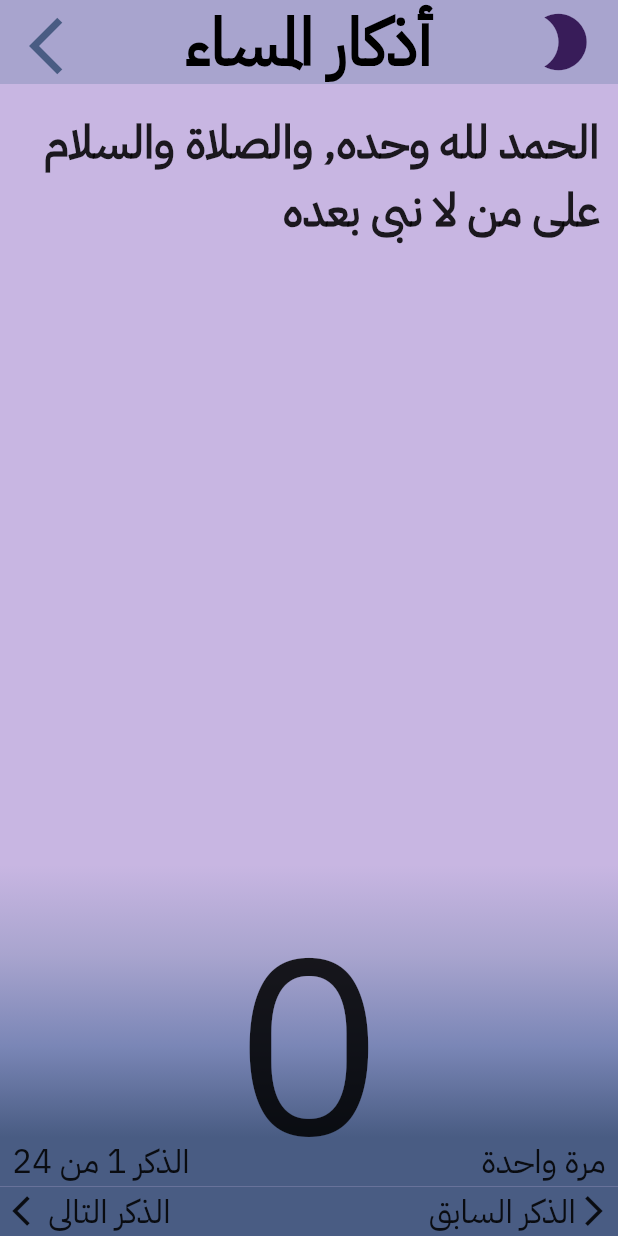
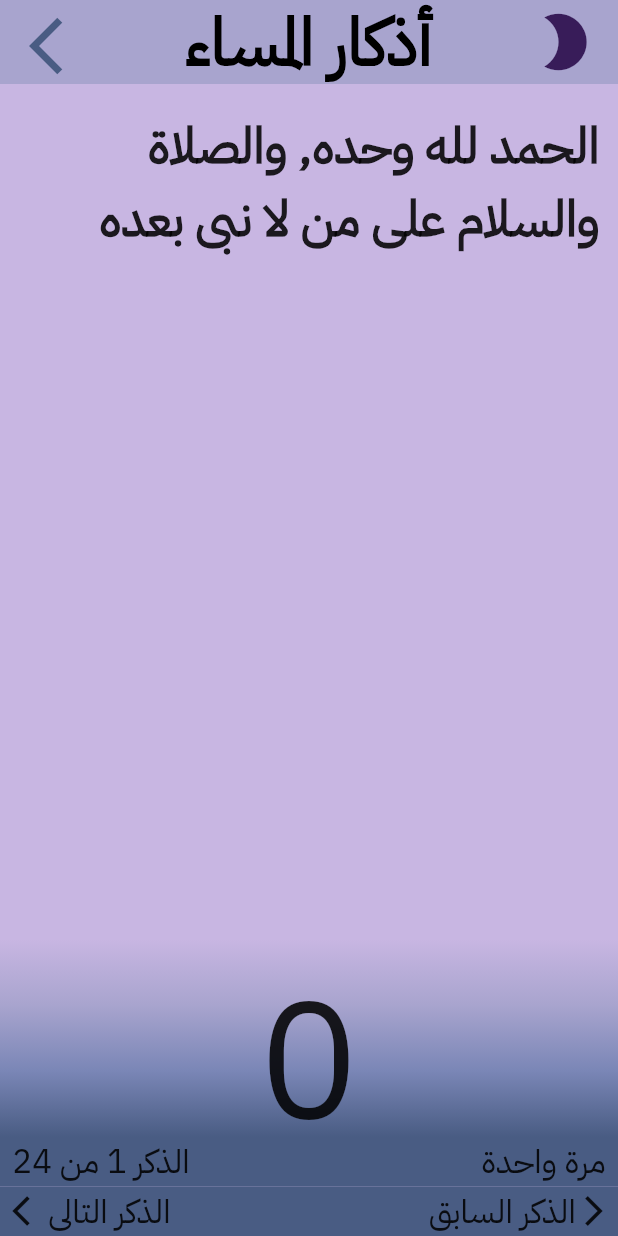
Before and after one commit to YosophAhmed/azkarApp, a Flutter app: the screen it shows after launch, after a tap on "أذكار المساء", on a phone screen of 412 x 824 dp. Run offline on Flutter 3.47's test engine with Material 2 defaults, Android fonts, the phone set to English and light mode, and no system bars; our stand-ins replace sizer.

Commit message:
Latest Commit

```diff
--- a/lib/pages/widgets/custom_home_card.dart
+++ b/lib/components/home_card.dart
@@ -3,20 +3,17 @@ import 'package:sizer/sizer.dart';
 import 'package:azkar/models/home_card_model.dart';
 
 class HomeCard extends StatelessWidget {
-
   final HomeCardModel homeCardModel;
-  final Function() onTap;
 
   const HomeCard({
     Key? key,
     required this.homeCardModel,
-    required this.onTap,
   }) : super(key: key);
 
   @override
   Widget build(BuildContext context) {
     return GestureDetector(
-      onTap: onTap,
+      onTap: homeCardModel.onTap,
       child: Container(
         height: 40.h,
         width: double.infinity,
--- a/lib/components/zekr_item.dart
+++ b/lib/components/zekr_item.dart
@@ -1,4 +1,5 @@
 import 'package:azkar/models/zekr.dart';
+import 'package:azkar/pages/widgets/bottom_zekr_item.dart';
 import 'package:flutter/material.dart';
 import 'package:sizer/sizer.dart';
 
@@ -31,7 +32,7 @@ class _ZekrItemState extends State<ZekrItem> {
       children: [
         Container(
           padding: EdgeInsets.fromLTRB(1.w,1.h,1.w,0),
-          height: 50.h,
+          height: 60.h,
           width: double.infinity,
           child: SingleChildScrollView(
             child: Padding(
@@ -39,9 +40,8 @@ class _ZekrItemState extends State<ZekrItem> {
               child: Text(
                 widget.zekr.content,
                 style: TextStyle(
-                  fontSize: 22.sp,
+                  fontSize: 24.sp,
                   fontWeight: FontWeight.bold,
-                  fontFamily: 'IBMPlexSansArabic',
                 ),
                 textAlign: TextAlign.right,
               ),
@@ -61,7 +61,7 @@ class _ZekrItemState extends State<ZekrItem> {
           },
           child: Container(
             alignment: Alignment.center,
-            height: 22.h,
+            height: 16.h,
             width: double.infinity,
             decoration: BoxDecoration(
               gradient: LinearGradient(
@@ -78,38 +78,15 @@ class _ZekrItemState extends State<ZekrItem> {
             child: Text(
               '$counter',
               style: TextStyle(
-                fontSize: 120.sp,
+                fontSize: 80.sp,
               ),
             ),
           ),
         ),
-        Container(
+        BottomZekrItem(
           color: widget.containerColor4,
-          child: Row(
-            mainAxisAlignment: MainAxisAlignment.spaceBetween,
-            children: [
-              Padding(
-                padding: EdgeInsets.only(left: 2.w),
-                child: Text(
-                  widget.zekr.zekrNumber,
-                  style: TextStyle(
-                    fontSize: 16.sp,
-                    fontFamily: 'IBMPlexSansArabic',
-                  ),
-                ),
-              ),
-              Padding(
-                padding: EdgeInsets.only(right: 2.w),
-                child: Text(
-                  widget.zekr.zekrCounter,
-                  style: TextStyle(
-                    fontSize: 16.sp,
-                    fontFamily: 'IBMPlexSansArabic',
-                  ),
-                ),
-              ),
-            ],
-          ),
+          zekrNumber: widget.zekr.zekrNumber,
+          zekrCounter: widget.zekr.zekrCounter,
         ),
       ],
     );
--- a/lib/main.dart
+++ b/lib/main.dart
@@ -18,6 +18,7 @@ class AzkarApp extends StatelessWidget {
         return MaterialApp(
           debugShowCheckedModeBanner: false,
           theme: ThemeData(
+            primarySwatch: Colors.blueGrey,
             fontFamily: 'IBMPlexSansArabic',
           ),
           initialRoute: HomePage.routeName,
--- a/lib/models/home_card_model.dart
+++ b/lib/models/home_card_model.dart
@@ -1,6 +1,8 @@
 import 'package:flutter/material.dart';
 
 class HomeCardModel {
+  final void Function() onTap;
+
   final Color color1;
   final Color color2;
   final Color color3;
@@ -13,6 +15,7 @@ class HomeCardModel {
 
   const HomeCardModel({
     Key? key,
+    required this.onTap,
     required this.color1,
     required this.color2,
     required this.color3,
--- a/lib/pages/morning_page.dart
+++ b/lib/pages/morning_page.dart
@@ -1,12 +1,18 @@
 import 'package:azkar/components/zekr_item.dart';
 import 'package:azkar/constants/colors.dart';
+import 'package:azkar/models/zekr.dart';
+import 'package:azkar/pages/widgets/custom_buttom_bar.dart';
 import 'package:flutter/material.dart';
 import 'package:sizer/sizer.dart';
-import '../models/zekr.dart';
 
 class MorningPage extends StatelessWidget {
   static const String routeName = 'MorningPage';
-  final List<Zekr> morningAzkar = const [
+
+  const MorningPage({Key? key}) : super(key: key);
+
+  @override
+  Widget build(BuildContext context) {
+    const List<Zekr> morningAzkar =  [
       Zekr(
         content: 'الحمد لله وحده, والصلاة والسلام على من لا نبى بعده',
         zekrNumber: 'الذكر 1 من 25',
@@ -175,11 +181,6 @@ class MorningPage extends StatelessWidget {
         contentCounter: 10,
       ),
     ];
-
-  const MorningPage({Key? key}) : super(key: key);
-
-  @override
-  Widget build(BuildContext context) {
     return Scaffold(
       backgroundColor: morningColor1,
       appBar: AppBar(
@@ -230,40 +231,7 @@ class MorningPage extends StatelessWidget {
               reverse: true,
             ),
           ),
-          Container(
-            color: morningColor4,
-            child: Row(
-              children: [
-                Padding(
-                  padding: EdgeInsets.only(left: 2.w),
-                  child: const Icon(
-                    Icons.arrow_back_ios,
-                  ),
-                ),
-                Text(
-                  'الذكر التالى',
-                  style: TextStyle(
-                    fontSize: 16.sp,
-                    fontFamily: 'IBMPlexSansArabic',
-                  ),
-                ),
-                const Spacer(),
-                Text(
-                  'الذكر السابق',
-                  style: TextStyle(
-                    fontSize: 16.sp,
-                    fontFamily: 'IBMPlexSansArabic',
-                  ),
-                ),
-                Padding(
-                  padding: EdgeInsets.only(right: 1.w),
-                  child: const Icon(
-                    Icons.arrow_forward_ios,
-                  ),
-                ),
-              ],
-            ),
-          ),
+          const CustomBottomBar(color: morningColor4),
         ],
       ),
     );
--- a/lib/pages/night_page.dart
+++ b/lib/pages/night_page.dart
@@ -1,13 +1,18 @@
+import 'package:azkar/components/zekr_item.dart';
 import 'package:azkar/constants/colors.dart';
+import 'package:azkar/models/zekr.dart';
+import 'package:azkar/pages/widgets/custom_buttom_bar.dart';
 import 'package:flutter/material.dart';
 import 'package:sizer/sizer.dart';
 
-import '../components/zekr_item.dart';
-import '../models/zekr.dart';
-
 class NightPage extends StatelessWidget {
   static const String routeName = 'NightPage';
-  final List<Zekr> nightAzkar = const [
+
+  const NightPage({Key? key}) : super(key: key);
+
+  @override
+  Widget build(BuildContext context) {
+    const List<Zekr> nightAzkar = [
       Zekr(
         content: 'الحمد لله وحده, والصلاة والسلام على من لا نبى بعده',
         zekrNumber: 'الذكر 1 من 24',
@@ -170,10 +175,6 @@ class NightPage extends StatelessWidget {
       ),
     ];
 
-  const NightPage({Key? key}) : super(key: key);
-
-  @override
-  Widget build(BuildContext context) {
     return Scaffold(
       backgroundColor: nightColor1,
       appBar: AppBar(
@@ -225,40 +226,7 @@ class NightPage extends StatelessWidget {
               reverse: true,
             ),
           ),
-          Container(
-            color: nightColor4,
-            child: Row(
-              children: [
-                Padding(
-                  padding: EdgeInsets.only(left: 2.w),
-                  child: const Icon(
-                    Icons.arrow_back_ios,
-                  ),
-                ),
-                Text(
-                  'الذكر التالى',
-                  style: TextStyle(
-                    fontSize: 16.sp,
-                    fontFamily: 'IBMPlexSansArabic',
-                  ),
-                ),
-                const Spacer(),
-                Text(
-                  'الذكر السابق',
-                  style: TextStyle(
-                    fontSize: 16.sp,
-                    fontFamily: 'IBMPlexSansArabic',
-                  ),
-                ),
-                Padding(
-                  padding: EdgeInsets.only(right: 1.w),
-                  child: const Icon(
-                    Icons.arrow_forward_ios,
-                  ),
-                ),
-              ],
-            ),
-          ),
+          const CustomBottomBar(color: nightColor4),
         ],
       ),
     );
--- /dev/null
+++ b/lib/pages/widgets/bottom_zekr_item.dart
@@ -0,0 +1,45 @@
+import 'package:flutter/cupertino.dart';
+import 'package:sizer/sizer.dart';
+
+class BottomZekrItem extends StatelessWidget {
+  final Color color;
+  final String zekrNumber;
+  final String zekrCounter;
+
+  const BottomZekrItem({
+    Key? key,
+    required this.color,
+    required this.zekrNumber,
+    required this.zekrCounter,
+  }) : super(key: key);
+
+  @override
+  Widget build(BuildContext context) {
+    return Container(
+      color: color,
+      child: Row(
+        mainAxisAlignment: MainAxisAlignment.spaceBetween,
+        children: [
+          Padding(
+            padding: EdgeInsets.only(left: 2.w),
+            child: Text(
+              zekrNumber,
+              style: TextStyle(
+                fontSize: 16.sp,
+              ),
+            ),
+          ),
+          Padding(
+            padding: EdgeInsets.only(right: 2.w),
+            child: Text(
+              zekrCounter,
+              style: TextStyle(
+                fontSize: 16.sp,
+              ),
+            ),
+          ),
+        ],
+      ),
+    );
+  }
+}
--- /dev/null
+++ b/lib/pages/widgets/custom_buttom_bar.dart
@@ -0,0 +1,49 @@
+import 'package:flutter/material.dart';
+import 'package:sizer/sizer.dart';
+
+class CustomBottomBar extends StatelessWidget {
+  final Color color;
+
+  const CustomBottomBar({
+    Key? key,
+    required this.color,
+  }) : super(key: key);
+
+  @override
+  Widget build(BuildContext context) {
+    return Container(
+      color: color,
+      child: Row(
+        children: [
+          Padding(
+            padding: EdgeInsets.only(left: 2.w),
+            child: const Icon(
+              Icons.arrow_back_ios,
+            ),
+          ),
+          Text(
+            'الذكر التالى',
+            style: TextStyle(
+              fontSize: 16.sp,
+              fontFamily: 'IBMPlexSansArabic',
+            ),
+          ),
+          const Spacer(),
+          Text(
+            'الذكر السابق',
+            style: TextStyle(
+              fontSize: 16.sp,
+              fontFamily: 'IBMPlexSansArabic',
+            ),
+          ),
+          Padding(
+            padding: EdgeInsets.only(right: 1.w),
+            child: const Icon(
+              Icons.arrow_forward_ios,
+            ),
+          ),
+        ],
+      ),
+    );
+  }
+}
--- a/lib/pages/widgets/home_body.dart
+++ b/lib/pages/widgets/home_body.dart
@@ -1,17 +1,25 @@
+import 'package:azkar/components/home_card.dart';
 import 'package:azkar/constants/colors.dart';
 import 'package:azkar/models/home_card_model.dart';
 import 'package:azkar/pages/morning_page.dart';
 import 'package:azkar/pages/night_page.dart';
 import 'package:azkar/pages/widgets/custom_app_bar.dart';
-import 'package:azkar/pages/widgets/custom_home_card.dart';
 import 'package:flutter/material.dart';
 import 'package:sizer/sizer.dart';
 
 class HomeBody extends StatelessWidget {
   const HomeBody({Key? key}) : super(key: key);
 
-  final List<HomeCardModel> homeCards = const [
+  @override
+  Widget build(BuildContext context) {
+    List<HomeCardModel> homeCards = [
       HomeCardModel(
+        onTap: () {
+          Navigator.pushNamed(
+            context,
+            MorningPage.routeName,
+          );
+        },
         color1: morningColor1,
         color2: morningColor2,
         color3: morningColor3,
@@ -21,18 +29,21 @@ class HomeBody extends StatelessWidget {
         title: 'أذكار الصباح',
       ),
       HomeCardModel(
+        onTap: () {
+          Navigator.pushNamed(
+            context,
+            NightPage.routeName,
+          );
+        },
         color1: nightColor1,
         color2: nightColor2,
         color3: nightColor3,
         color4: nightColor4,
         icon: Icons.mode_night,
-      iconColor: Color(0xff381C59),
+        iconColor: const Color(0xff381C59),
         title: 'أذكار المساء',
       ),
     ];
-
-  @override
-  Widget build(BuildContext context) {
     return Padding(
       padding: EdgeInsets.symmetric(horizontal: 3.w),
       child: Column(
@@ -44,28 +55,11 @@ class HomeBody extends StatelessWidget {
             title: 'الأذكار',
           ),
           Expanded(
-            child: ListView(
+            child: ListView.builder(
               padding: EdgeInsets.zero,
-              children: [
-                HomeCard(
-                    homeCardModel: homeCards[0],
-                    onTap: (){
-                      Navigator.pushNamed(
-                        context,
-                        MorningPage.routeName,
-                      );
-                    },
-                ),
-                HomeCard(
-                  homeCardModel: homeCards[1],
-                  onTap: (){
-                    Navigator.pushNamed(
-                      context,
-                      NightPage.routeName,
-                    );
-                  },
-                ),
-              ],
+              itemBuilder: (context, index) =>
+                  HomeCard(homeCardModel: homeCards[index]),
+              itemCount: homeCards.length,
             ),
           ),
         ],
```
Lines whose indentation alone changed are shown as unchanged.
